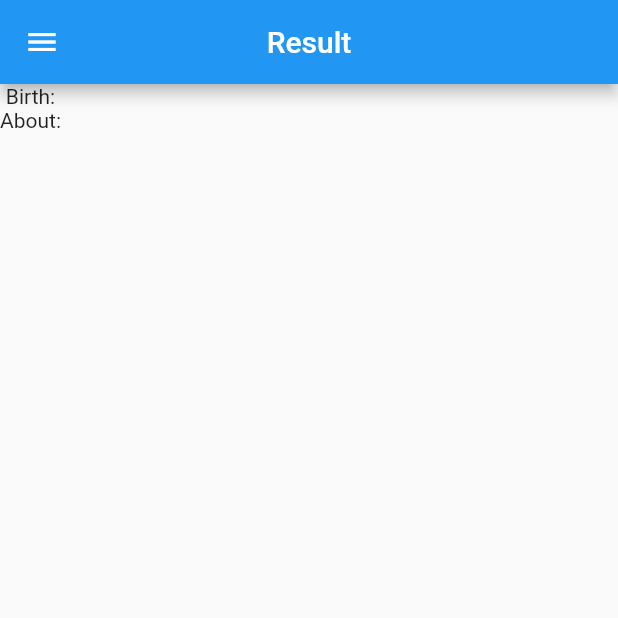
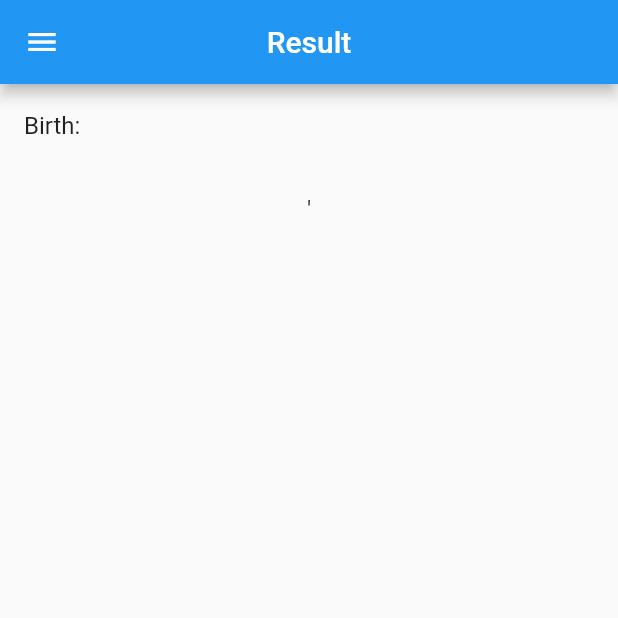
Before and after one commit to darmaputraa/flutter_week4_form_picker, a Flutter app: the screen it shows after launch, after a tap on "Save", on a phone screen of 412 x 824 dp, the top half of it. Run offline on Flutter 3.47's test engine with Material 2 defaults, Android fonts, the phone set to English and light mode, and no system bars; our stand-ins replace file_picker, flutter_colorpicker, open_file.

Commit message:
add function color to Result Page (not final)

```diff
--- a/lib/home_form.dart
+++ b/lib/home_form.dart
@@ -74,6 +74,10 @@ class _FormPageState extends State<FormPage> {
         });
   }
 
+  void changeColor(Color color) {
+    setState(() => currentColor = color);
+  }
+
   @override
   Widget build(BuildContext context) {
     return Scaffold(
@@ -90,7 +94,7 @@ class _FormPageState extends State<FormPage> {
             pickField(),
             const Text('Birth'),
             dateField(),
-            const Text('Favorit Color'),
+            Text('Favorit Color : $currentColor'),
             colorField(),
             const Text('About'),
             aboutField(),
@@ -99,7 +103,7 @@ class _FormPageState extends State<FormPage> {
                     builder: (context) => ResultPage(
                           imagePick: '',
                           birthDate: dateCtl.text,
-                          colorFav: '',
+                          colorFav: currentColor,
                           about: captionText.text,
                         ))),
                 child: const Text("Save"))
@@ -126,6 +130,7 @@ class _FormPageState extends State<FormPage> {
   Widget dateField() {
     return TextFormField(
       readOnly: true,
+      textAlign: TextAlign.start,
       controller: dateCtl,
       decoration: InputDecoration(
           border: OutlineInputBorder(borderRadius: BorderRadius.circular(4)),
@@ -154,6 +159,7 @@ class _FormPageState extends State<FormPage> {
     return TextField(
       controller: captionText,
       keyboardType: TextInputType.multiline,
+      textAlign: TextAlign.start,
       maxLines: 5,
       decoration: InputDecoration(
           border: OutlineInputBorder(borderRadius: BorderRadius.circular(4))),
--- a/lib/result_page.dart
+++ b/lib/result_page.dart
@@ -1,7 +1,8 @@
 import 'package:flutter/material.dart';
 
-class ResultPage extends StatefulWidget {
-  String imagePick, birthDate, colorFav, about;
+class ResultPage extends StatelessWidget {
+  final String imagePick, birthDate, about;
+  Color? colorFav;
 
   ResultPage(
       {Key? key,
@@ -12,11 +13,6 @@ class ResultPage extends StatefulWidget {
       : super(key: key);
 
   @override
-  State<ResultPage> createState() => _ResultPageState();
-}
-
-class _ResultPageState extends State<ResultPage> {
-  @override
   Widget build(BuildContext context) {
     return Scaffold(
       appBar: AppBar(
@@ -25,9 +21,18 @@ class _ResultPageState extends State<ResultPage> {
         centerTitle: true,
       ),
       body: Column(
+        mainAxisSize: MainAxisSize.min,
         children: [
-          Text('Birth: ${widget.birthDate}'),
-          Text('About: ${widget.about}'),
+          ListTile(
+            title: Text('Birth: $birthDate'),
+          ),
+          ListTile(
+            title: Text(
+              "$about'",
+              textAlign: TextAlign.center,
+            ),
+          ),
+          CircleAvatar(backgroundColor: colorFav)
         ],
       ),
     );
```
